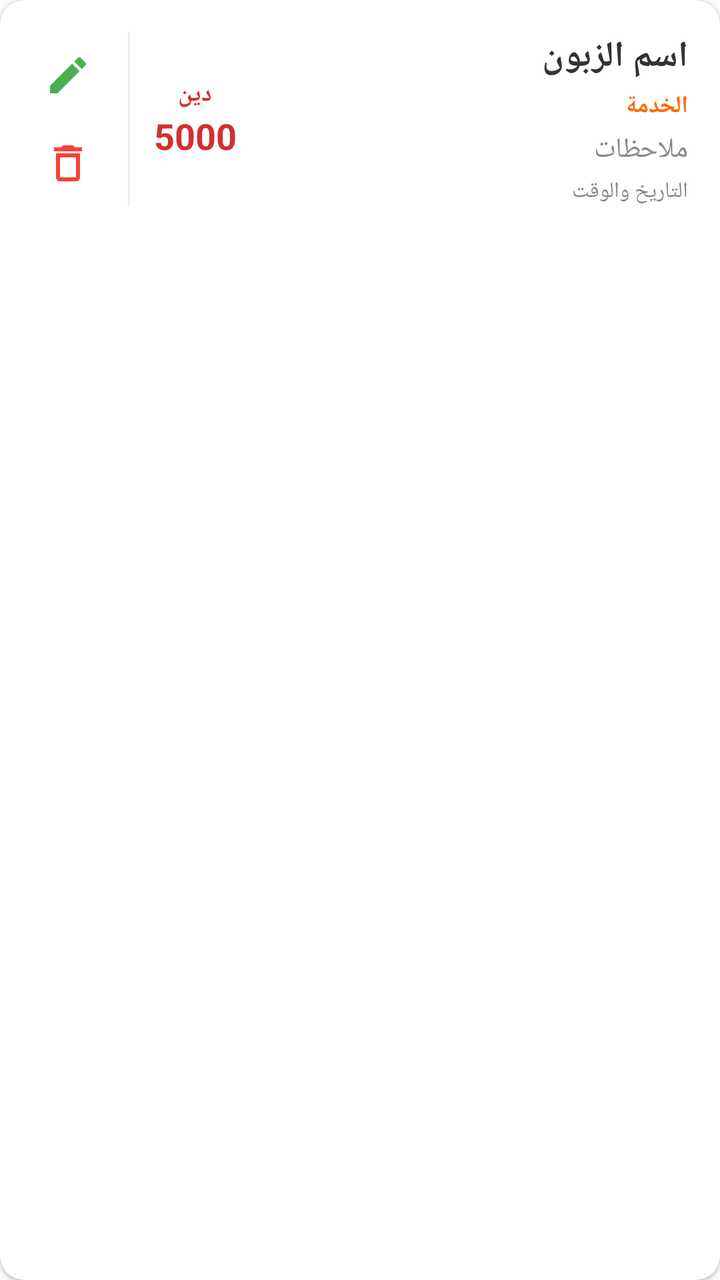
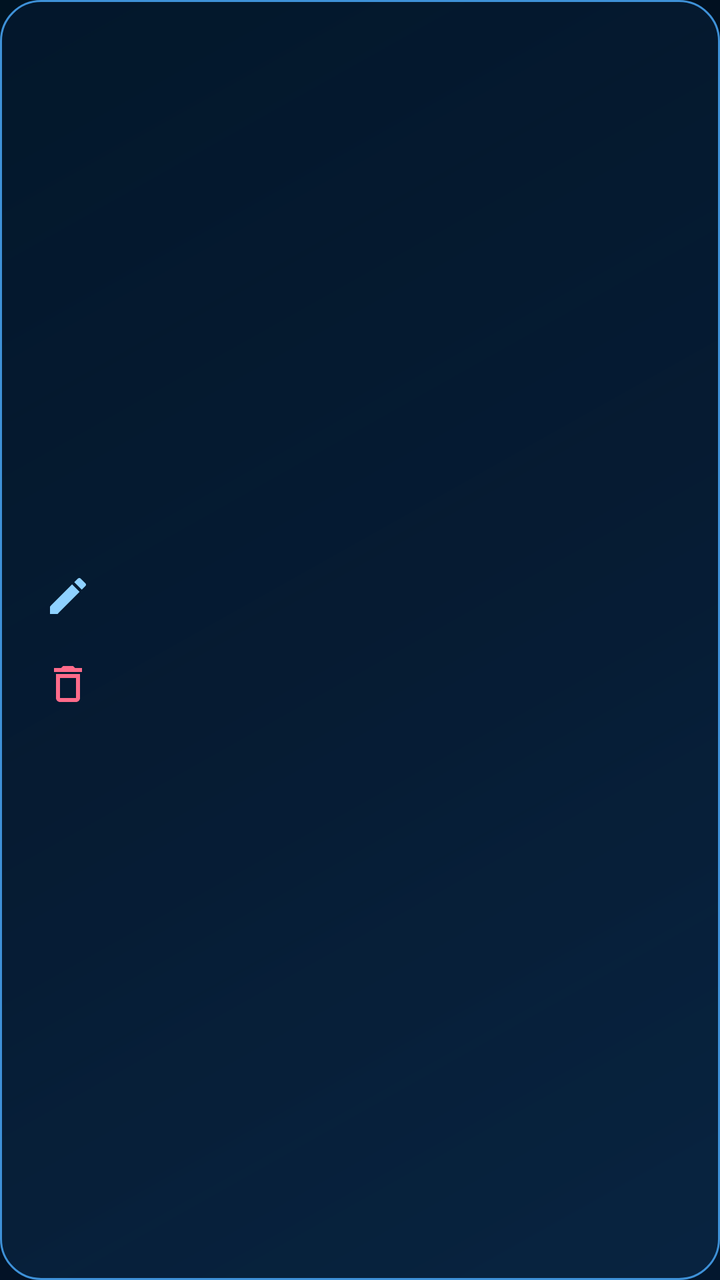

Two renders of the same Android screen: before a commit and after it. Below are the layout's source before the change and the commit's diff.
<!-- AndroidManifest.xml: application theme Theme.TransferApp -->
<!-- res/layout/item_transaction.xml -->
﻿<?xml version="1.0" encoding="utf-8"?><androidx.cardview.widget.CardView xmlns:android="http://schemas.android.com/apk/res/android" xmlns:app="http://schemas.android.com/apk/res-auto" android:layout_width="match_parent" android:layout_height="wrap_content" android:layout_marginVertical="6dp" android:layout_marginHorizontal="2dp" app:cardCornerRadius="12dp" app:cardElevation="1dp" app:cardBackgroundColor="@color/colorSurface"><LinearLayout android:layout_width="match_parent" android:layout_height="wrap_content" android:orientation="horizontal" android:padding="16dp" android:layoutDirection="rtl" android:gravity="center_vertical"><LinearLayout android:layout_width="0dp" android:layout_weight="1" android:layout_height="wrap_content" android:orientation="vertical"><TextView android:id="@+id/tv_trans_name" android:layout_width="wrap_content" android:layout_height="wrap_content" android:text="اسم الزبون" android:textSize="18sp" android:textStyle="bold" android:textColor="@color/colorTextPrimary" /><TextView android:id="@+id/tv_trans_service" android:layout_width="wrap_content" android:layout_height="wrap_content" android:text="الخدمة" android:textSize="12sp" android:textColor="@color/colorPrimary" android:textStyle="bold" android:layout_marginTop="4dp"/><TextView android:id="@+id/tv_trans_note" android:layout_width="wrap_content" android:layout_height="wrap_content" android:text="ملاحظات" android:textSize="14sp" android:textColor="@color/colorTextSecondary" android:layout_marginTop="4dp"/><TextView android:id="@+id/tv_trans_date" android:layout_width="wrap_content" android:layout_height="wrap_content" android:text="التاريخ والوقت" android:textSize="11sp" android:textColor="@color/colorTextSecondary" android:layout_marginTop="4dp"/></LinearLayout><LinearLayout android:layout_width="wrap_content" android:layout_height="wrap_content" android:orientation="vertical" android:gravity="center_horizontal"><TextView android:id="@+id/tv_trans_type" android:layout_width="wrap_content" android:layout_height="wrap_content" android:text="دين" android:textSize="12sp" android:textStyle="bold" android:textColor="#D32F2F" /><TextView android:id="@+id/tv_trans_amount" android:layout_width="wrap_content" android:layout_height="wrap_content" android:text="5000" android:textSize="18sp" android:textStyle="bold" android:textColor="#D32F2F" /></LinearLayout><View android:layout_width="1dp" android:layout_height="match_parent" android:background="@color/colorDivider" android:layout_marginHorizontal="12dp"/><LinearLayout android:layout_width="wrap_content" android:layout_height="wrap_content" android:orientation="vertical" android:gravity="center"><ImageView android:id="@+id/btn_edit_trans" android:layout_width="36dp" android:layout_height="36dp" android:src="@drawable/ic_edit" android:padding="6dp" android:background="?attr/selectableItemBackgroundBorderless" /><ImageView android:id="@+id/btn_delete_trans" android:layout_width="36dp" android:layout_height="36dp" android:src="@drawable/ic_delete" android:padding="6dp" android:background="?attr/selectableItemBackgroundBorderless" android:layout_marginTop="8dp"/></LinearLayout></LinearLayout></androidx.cardview.widget.CardView>
<!-- resources referenced by this layout -->
<resources>
  <color name="colorDivider">#EEEEEE</color>
  <color name="colorPrimary">#FF6B00</color>
  <color name="colorSurface">#FFFFFF</color>
  <color name="colorTextPrimary">#333333</color>
  <color name="colorTextSecondary">#888888</color>
  <!-- drawable ic_delete (drawable) -->
  <?xml version="1.0" encoding="utf-8"?>
  <vector xmlns:android="http://schemas.android.com/apk/res/android" android:width="24dp" android:height="24dp" android:viewportWidth="24" android:viewportHeight="24">
      <path android:fillColor="#F44336" android:pathData="M16 9v10H8V9h8m-1.5-6h-5l-1 1H5v2h14V4h-3.5l-1-1zM18 7H6v12c0 1.1.9 2 2 2h8c1.1 0 2-.9 2-2V7z"/>
  </vector>
  <!-- drawable ic_edit (drawable) -->
  <?xml version="1.0" encoding="utf-8"?>
  <vector xmlns:android="http://schemas.android.com/apk/res/android" android:width="24dp" android:height="24dp" android:viewportWidth="24" android:viewportHeight="24">
      <path android:fillColor="#4CAF50" android:pathData="M3 17.25V21h3.75L17.81 9.94l-3.75-3.75L3 17.25zM20.71 7.04c.39-.39.39-1.02 0-1.41l-2.34-2.34c-.39-.39-1.02-.39-1.41 0l-1.83 1.83 3.75 3.75 1.83-1.83z"/>
  </vector>
  <style name="Theme.TransferApp" parent="Theme.AppCompat.DayNight.NoActionBar">
          <item name="colorPrimary">@color/colorPrimary</item>
          <item name="colorPrimaryDark">@color/colorPrimaryDark</item>
          <item name="colorAccent">@color/cyan</item>
          <item name="colorControlActivated">@color/cyan</item>
          <item name="android:statusBarColor">@color/background</item>
          <item name="android:navigationBarColor">@color/background</item>
          <item name="android:windowLightStatusBar">false</item>
          <item name="android:windowLightNavigationBar">false</item>
      </style>
  <color name="colorPrimaryDark">#E65100</color>
  <color name="cyan">#20D8FF</color>
  <color name="background">#020D1D</color>
</resources>

<!-- the commit's change to res/layout/item_transaction.xml (unified diff, before → after) -->
@@ -1 +1,100 @@
-﻿<?xml version="1.0" encoding="utf-8"?><androidx.cardview.widget.CardView xmlns:android="http://schemas.android.com/apk/res/android" xmlns:app="http://schemas.android.com/apk/res-auto" android:layout_width="match_parent" android:layout_height="wrap_content" android:layout_marginVertical="6dp" android:layout_marginHorizontal="2dp" app:cardCornerRadius="12dp" app:cardElevation="1dp" app:cardBackgroundColor="@color/colorSurface"><LinearLayout android:layout_width="match_parent" android:layout_height="wrap_content" android:orientation="horizontal" android:padding="16dp" android:layoutDirection="rtl" android:gravity="center_vertical"><LinearLayout android:layout_width="0dp" android:layout_weight="1" android:layout_height="wrap_content" android:orientation="vertical"><TextView android:id="@+id/tv_trans_name" android:layout_width="wrap_content" android:layout_height="wrap_content" android:text="اسم الزبون" android:textSize="18sp" android:textStyle="bold" android:textColor="@color/colorTextPrimary" /><TextView android:id="@+id/tv_trans_service" android:layout_width="wrap_content" android:layout_height="wrap_content" android:text="الخدمة" android:textSize="12sp" android:textColor="@color/colorPrimary" android:textStyle="bold" android:layout_marginTop="4dp"/><TextView android:id="@+id/tv_trans_note" android:layout_width="wrap_content" android:layout_height="wrap_content" android:text="ملاحظات" android:textSize="14sp" android:textColor="@color/colorTextSecondary" android:layout_marginTop="4dp"/><TextView android:id="@+id/tv_trans_date" android:layout_width="wrap_content" android:layout_height="wrap_content" android:text="التاريخ والوقت" android:textSize="11sp" android:textColor="@color/colorTextSecondary" android:layout_marginTop="4dp"/></LinearLayout><LinearLayout android:layout_width="wrap_content" android:layout_height="wrap_content" android:orientation="vertical" android:gravity="center_horizontal"><TextView android:id="@+id/tv_trans_type" android:layout_width="wrap_content" android:layout_height="wrap_content" android:text="دين" android:textSize="12sp" android:textStyle="bold" android:textColor="#D32F2F" /><TextView android:id="@+id/tv_trans_amount" android:layout_width="wrap_content" android:layout_height="wrap_content" android:text="5000" android:textSize="18sp" android:textStyle="bold" android:textColor="#D32F2F" /></LinearLayout><View android:layout_width="1dp" android:layout_height="match_parent" android:background="@color/colorDivider" android:layout_marginHorizontal="12dp"/><LinearLayout android:layout_width="wrap_content" android:layout_height="wrap_content" android:orientation="vertical" android:gravity="center"><ImageView android:id="@+id/btn_edit_trans" android:layout_width="36dp" android:layout_height="36dp" android:src="@drawable/ic_edit" android:padding="6dp" android:background="?attr/selectableItemBackgroundBorderless" /><ImageView android:id="@+id/btn_delete_trans" android:layout_width="36dp" android:layout_height="36dp" android:src="@drawable/ic_delete" android:padding="6dp" android:background="?attr/selectableItemBackgroundBorderless" android:layout_marginTop="8dp"/></LinearLayout></LinearLayout></androidx.cardview.widget.CardView>
+﻿<?xml version="1.0" encoding="utf-8"?>
+<LinearLayout xmlns:android="http://schemas.android.com/apk/res/android"
+    android:layout_width="match_parent"
+    android:layout_height="wrap_content"
+    android:layout_marginBottom="10dp"
+    android:background="@drawable/bg_panel"
+    android:gravity="center_vertical"
+    android:layoutDirection="rtl"
+    android:orientation="horizontal"
+    android:padding="14dp">
+
+    <LinearLayout
+        android:layout_width="0dp"
+        android:layout_height="wrap_content"
+        android:layout_weight="1"
+        android:orientation="vertical">
+
+        <TextView
+            android:id="@+id/tv_trans_name"
+            android:layout_width="wrap_content"
+            android:layout_height="wrap_content"
+            android:textColor="@color/text_primary"
+            android:textSize="16sp"
+            android:textStyle="bold" />
+
+        <TextView
+            android:id="@+id/tv_trans_service"
+            android:layout_width="wrap_content"
+            android:layout_height="wrap_content"
+            android:layout_marginTop="4dp"
+            android:textColor="@color/cyan"
+            android:textSize="13sp"
+            android:textStyle="bold" />
+
+        <TextView
+            android:id="@+id/tv_trans_note"
+            android:layout_width="wrap_content"
+            android:layout_height="wrap_content"
+            android:layout_marginTop="2dp"
+            android:textColor="@color/text_secondary"
+            android:textSize="13sp" />
+
+        <TextView
+            android:id="@+id/tv_trans_date"
+            android:layout_width="wrap_content"
+            android:layout_height="wrap_content"
+            android:layout_marginTop="2dp"
+            android:textColor="@color/text_secondary"
+            android:textSize="12sp" />
+    </LinearLayout>
+
+    <LinearLayout
+        android:layout_width="wrap_content"
+        android:layout_height="wrap_content"
+        android:gravity="center"
+        android:orientation="vertical"
+        android:paddingStart="8dp"
+        android:paddingEnd="8dp">
+
+        <TextView
+            android:id="@+id/tv_trans_type"
+            android:layout_width="wrap_content"
+            android:layout_height="wrap_content"
+            android:textSize="12sp"
+            android:textStyle="bold" />
+
+        <TextView
+            android:id="@+id/tv_trans_amount"
+            android:layout_width="wrap_content"
+            android:layout_height="wrap_content"
+            android:textSize="18sp"
+            android:textStyle="bold" />
+    </LinearLayout>
+
+    <LinearLayout
+        android:layout_width="wrap_content"
+        android:layout_height="wrap_content"
+        android:gravity="center"
+        android:orientation="vertical">
+
+        <ImageView
+            android:id="@+id/btn_edit_trans"
+            android:layout_width="40dp"
+            android:layout_height="40dp"
+            android:background="?attr/selectableItemBackgroundBorderless"
+            android:contentDescription="تعديل"
+            android:padding="8dp"
+            android:src="@drawable/ic_edit" />
+
+        <ImageView
+            android:id="@+id/btn_delete_trans"
+            android:layout_width="40dp"
+            android:layout_height="40dp"
+            android:layout_marginTop="4dp"
+            android:background="?attr/selectableItemBackgroundBorderless"
+            android:contentDescription="حذف"
+            android:padding="8dp"
+            android:src="@drawable/ic_delete" />
+    </LinearLayout>
+</LinearLayout>
<!-- resource entries referenced after the edit -->
@@ -1,19 +1,15 @@
 <!-- resources referenced by this layout -->
 <resources>
-  <color name="colorDivider">#EEEEEE</color>
-  <color name="colorPrimary">#FF6B00</color>
-  <color name="colorSurface">#FFFFFF</color>
-  <color name="colorTextPrimary">#333333</color>
-  <color name="colorTextSecondary">#888888</color>
+  <color name="colorPrimary">#20D8FF</color>
   <!-- drawable ic_delete (drawable) -->
   <?xml version="1.0" encoding="utf-8"?>
   <vector xmlns:android="http://schemas.android.com/apk/res/android" android:width="24dp" android:height="24dp" android:viewportWidth="24" android:viewportHeight="24">
-      <path android:fillColor="#F44336" android:pathData="M16 9v10H8V9h8m-1.5-6h-5l-1 1H5v2h14V4h-3.5l-1-1zM18 7H6v12c0 1.1.9 2 2 2h8c1.1 0 2-.9 2-2V7z"/>
+      <path android:fillColor="#FF6B8A" android:pathData="M16 9v10H8V9h8m-1.5-6h-5l-1 1H5v2h14V4h-3.5l-1-1zM18 7H6v12c0 1.1.9 2 2 2h8c1.1 0 2-.9 2-2V7z"/>
   </vector>
   <!-- drawable ic_edit (drawable) -->
   <?xml version="1.0" encoding="utf-8"?>
   <vector xmlns:android="http://schemas.android.com/apk/res/android" android:width="24dp" android:height="24dp" android:viewportWidth="24" android:viewportHeight="24">
-      <path android:fillColor="#4CAF50" android:pathData="M3 17.25V21h3.75L17.81 9.94l-3.75-3.75L3 17.25zM20.71 7.04c.39-.39.39-1.02 0-1.41l-2.34-2.34c-.39-.39-1.02-.39-1.41 0l-1.83 1.83 3.75 3.75 1.83-1.83z"/>
+      <path android:fillColor="#8ED1FF" android:pathData="M3 17.25V21h3.75L17.81 9.94l-3.75-3.75L3 17.25zM20.71 7.04c.39-.39.39-1.02 0-1.41l-2.34-2.34c-.39-.39-1.02-.39-1.41 0l-1.83 1.83 3.75 3.75 1.83-1.83z"/>
   </vector>
   <style name="Theme.TransferApp" parent="Theme.AppCompat.DayNight.NoActionBar">
           <item name="colorPrimary">@color/colorPrimary</item>
@@ -24,9 +20,53 @@
           <item name="android:navigationBarColor">@color/background</item>
           <item name="android:windowLightStatusBar">false</item>
           <item name="android:windowLightNavigationBar">false</item>
+          <item name="android:windowBackground">@drawable/bg_screen</item>
+          <item name="alertDialogTheme">@style/Theme.TransferApp.Dialog</item>
+          <item name="android:alertDialogTheme">@style/Theme.TransferApp.Dialog</item>
       </style>
-  <color name="colorPrimaryDark">#E65100</color>
+  <color name="colorPrimaryDark">#128BFF</color>
   <color name="cyan">#20D8FF</color>
+  <color name="text_primary">#E8F6FF</color>
+  <color name="text_secondary">#8EC8F4</color>
+  <!-- drawable bg_panel (drawable) -->
+  <?xml version="1.0" encoding="utf-8"?>
+  <shape xmlns:android="http://schemas.android.com/apk/res/android"
+      android:shape="rectangle">
+      <corners android:radius="20dp" />
+      <gradient
+          android:angle="135"
+          android:startColor="#B20A2948"
+          android:endColor="#A2041930" />
+      <stroke
+          android:width="1dp"
+          android:color="#3E91D8" />
+  </shape>
   <color name="background">#020D1D</color>
+  <!-- drawable bg_screen (drawable) -->
+  <?xml version="1.0" encoding="utf-8"?>
+  <shape xmlns:android="http://schemas.android.com/apk/res/android"
+      android:shape="rectangle">
+      <gradient
+          android:angle="135"
+          android:startColor="#03172E"
+          android:centerColor="#020D1D"
+          android:endColor="#001322" />
+  </shape>
+  <style name="Theme.TransferApp.Dialog" parent="Theme.AppCompat.Dialog.Alert">
+          <item name="android:windowBackground">@drawable/bg_panel</item>
+          <item name="colorAccent">@color/cyan</item>
+          <item name="android:textColorPrimary">@color/text_primary</item>
+          <item name="android:textColorSecondary">@color/text_secondary</item>
+          <item name="android:textColor">@color/text_primary</item>
+          <item name="buttonBarPositiveButtonStyle">@style/DialogBarButton</item>
+          <item name="buttonBarNegativeButtonStyle">@style/DialogBarButton</item>
+          <item name="buttonBarNeutralButtonStyle">@style/DialogBarButton</item>
+      </style>
+  <style name="DialogBarButton" parent="Widget.AppCompat.Button.Borderless">
+          <item name="android:textColor">@color/cyan</item>
+          <item name="android:textAllCaps">false</item>
+          <item name="android:textSize">16sp</item>
+          <item name="android:textStyle">bold</item>
+      </style>
 </resources>
 
